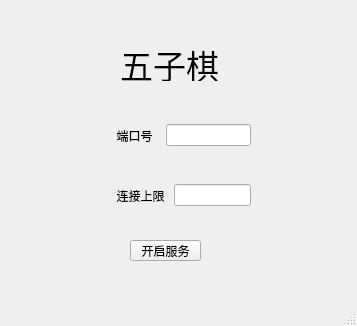
Mango-HaiK/Gomuku, file GomokuServer/server.ui: the form before one commit.
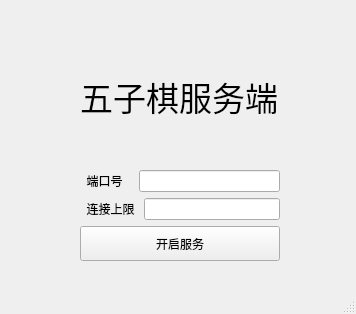
The form after the commit.

What changed in the file:
```diff
--- a/GomokuServer/server.ui
+++ b/GomokuServer/server.ui
@@ -6,23 +6,40 @@
    <rect>
     <x>0</x>
     <y>0</y>
-    <width>357</width>
-    <height>326</height>
+    <width>356</width>
+    <height>314</height>
    </rect>
   </property>
   <property name="windowTitle">
    <string>server</string>
   </property>
   <widget class="QWidget" name="centralwidget">
-   <widget class="QWidget" name="horizontalLayoutWidget">
+   <widget class="QWidget" name="">
     <property name="geometry">
      <rect>
-      <x>110</x>
-      <y>120</y>
-      <width>141</width>
-      <height>31</height>
+      <x>80</x>
+      <y>30</y>
+      <width>200</width>
+      <height>231</height>
      </rect>
     </property>
+    <layout class="QGridLayout" name="gridLayout">
+     <item row="0" column="0">
+      <widget class="QLabel" name="label_3">
+       <property name="font">
+        <font>
+         <pointsize>25</pointsize>
+        </font>
+       </property>
+       <property name="text">
+        <string>五子棋服务端</string>
+       </property>
+       <property name="textFormat">
+        <enum>Qt::RichText</enum>
+       </property>
+      </widget>
+     </item>
+     <item row="1" column="0">
     <layout class="QHBoxLayout" name="horizontalLayout">
      <item>
       <widget class="QLabel" name="label">
@@ -39,7 +56,7 @@
         </size>
        </property>
        <property name="text">
-        <string>  端口号  </string>
+          <string>  端口号   </string>
        </property>
       </widget>
      </item>
@@ -54,16 +71,8 @@
       </widget>
      </item>
     </layout>
-   </widget>
-   <widget class="QWidget" name="horizontalLayoutWidget_2">
-    <property name="geometry">
-     <rect>
-      <x>110</x>
-      <y>180</y>
-      <width>141</width>
-      <height>31</height>
-     </rect>
-    </property>
+     </item>
+     <item row="2" column="0">
     <layout class="QHBoxLayout" name="horizontalLayout_2">
      <item>
       <widget class="QLabel" name="label_2">
@@ -83,40 +92,21 @@
       </widget>
      </item>
     </layout>
-   </widget>
+     </item>
+     <item row="3" column="0">
    <widget class="QPushButton" name="btn_startServer">
-    <property name="geometry">
-     <rect>
-      <x>130</x>
-      <y>240</y>
-      <width>71</width>
-      <height>21</height>
-     </rect>
+       <property name="minimumSize">
+        <size>
+         <width>0</width>
+         <height>35</height>
+        </size>
     </property>
     <property name="text">
      <string>开启服务</string>
     </property>
    </widget>
-   <widget class="QLabel" name="label_3">
-    <property name="geometry">
-     <rect>
-      <x>120</x>
-      <y>40</y>
-      <width>101</width>
-      <height>41</height>
-     </rect>
-    </property>
-    <property name="font">
-     <font>
-      <pointsize>25</pointsize>
-     </font>
-    </property>
-    <property name="text">
-     <string>五子棋</string>
-    </property>
-    <property name="textFormat">
-     <enum>Qt::RichText</enum>
-    </property>
+     </item>
+    </layout>
    </widget>
   </widget>
   <widget class="QStatusBar" name="statusbar"/>
```
Lines whose indentation alone changed are shown as unchanged.
